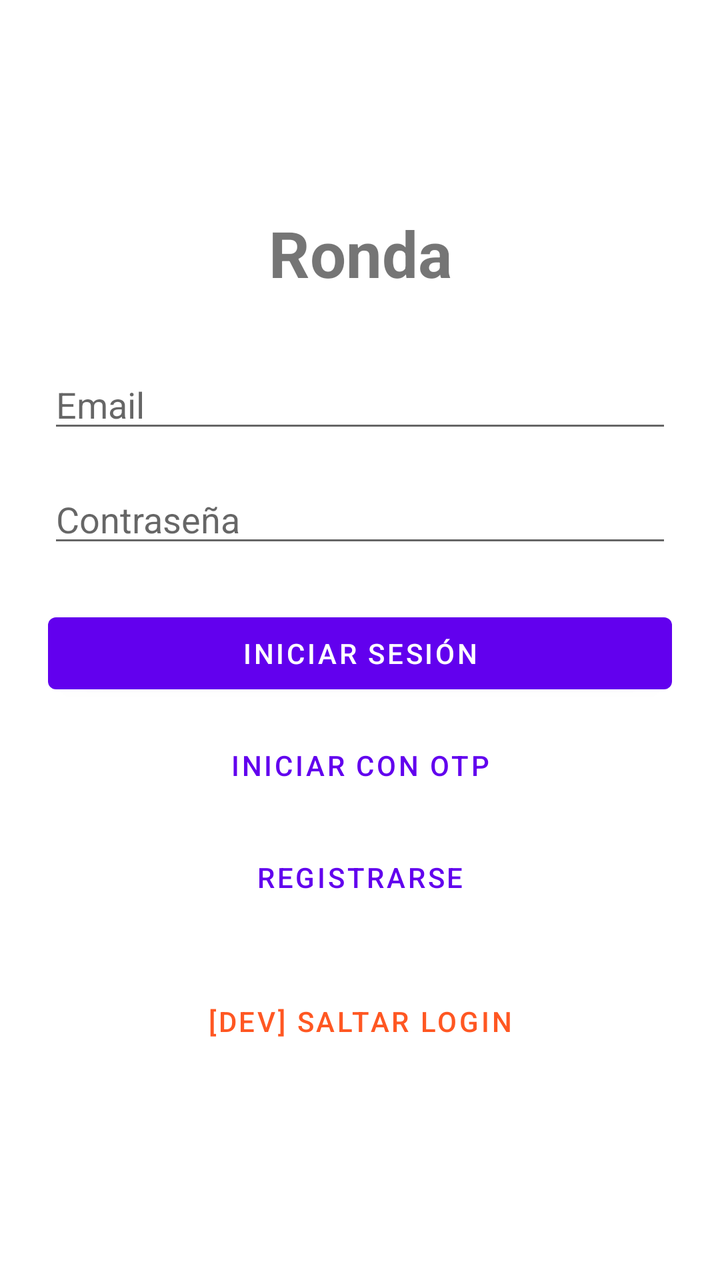
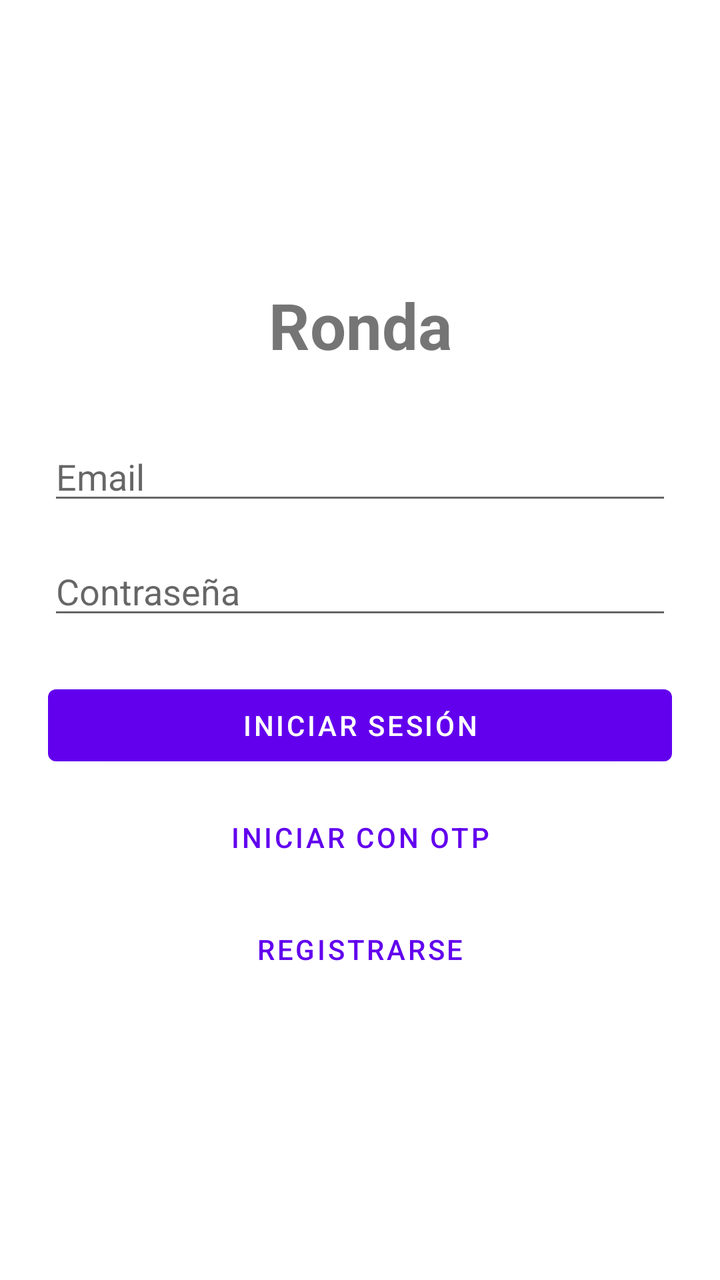

Compare the two renders of this Android layout. The source of the first and the diff that turns it into the second are given below.
<!-- AndroidManifest.xml: application theme Theme.TPRondaGrupo2 -->
<!-- res/layout/fragment_login.xml -->
<?xml version="1.0" encoding="utf-8"?>
<LinearLayout xmlns:android="http://schemas.android.com/apk/res/android"
    android:layout_width="match_parent"
    android:layout_height="match_parent"
    android:gravity="center"
    android:orientation="vertical"
    android:padding="24dp">

    <TextView
        android:layout_width="match_parent"
        android:layout_height="wrap_content"
        android:layout_marginBottom="32dp"
        android:gravity="center"
        android:text="Ronda"
        android:textSize="32sp"
        android:textStyle="bold" />

    <EditText
        android:id="@+id/etEmail"
        android:layout_width="match_parent"
        android:layout_height="wrap_content"
        android:layout_marginBottom="16dp"
        android:autofillHints="emailAddress"
        android:hint="Email"
        android:inputType="textEmailAddress" />

    <EditText
        android:id="@+id/etPassword"
        android:layout_width="match_parent"
        android:layout_height="wrap_content"
        android:layout_marginBottom="16dp"
        android:autofillHints="password"
        android:hint="Contraseña"
        android:inputType="textPassword" />

    <TextView
        android:id="@+id/tvError"
        android:layout_width="match_parent"
        android:layout_height="wrap_content"
        android:layout_marginBottom="8dp"
        android:gravity="center"
        android:textColor="@android:color/holo_red_dark"
        android:visibility="gone" />

    <ProgressBar
        android:id="@+id/progressBar"
        android:layout_width="wrap_content"
        android:layout_height="wrap_content"
        android:layout_gravity="center"
        android:layout_marginBottom="8dp"
        android:visibility="gone" />

    <Button
        android:id="@+id/btnLogin"
        android:layout_width="match_parent"
        android:layout_height="wrap_content"
        android:layout_marginTop="8dp"
        android:text="Iniciar Sesión" />

    <Button
        android:id="@+id/btnLoginOtp"
        style="?attr/borderlessButtonStyle"
        android:layout_width="match_parent"
        android:layout_height="wrap_content"
        android:layout_marginTop="8dp"
        android:text="Iniciar con OTP" />

    <Button
        android:id="@+id/btnGoRegister"
        style="?attr/borderlessButtonStyle"
        android:layout_width="match_parent"
        android:layout_height="wrap_content"
        android:layout_marginTop="8dp"
        android:text="Registrarse" />

    
    <Button
        android:id="@+id/btnSkipLogin"
        style="?attr/borderlessButtonStyle"
        android:layout_width="match_parent"
        android:layout_height="wrap_content"
        android:layout_marginTop="24dp"
        android:text="[DEV] Saltar login"
        android:textColor="#FF5722" />

</LinearLayout>
<!-- resources referenced by this layout -->
<resources>
  <style name="Theme.TPRondaGrupo2" parent="Theme.MaterialComponents.DayNight.NoActionBar">
          
          <item name="colorPrimary">@color/purple_500</item>
          <item name="colorPrimaryVariant">@color/purple_700</item>
          <item name="colorOnPrimary">@color/white</item>
          
          <item name="colorSecondary">@color/teal_200</item>
          <item name="colorSecondaryVariant">@color/teal_700</item>
          <item name="colorOnSecondary">@color/black</item>
          
          <item name="android:statusBarColor">?attr/colorPrimaryVariant</item>
          
      </style>
  <color name="purple_500">#FF6200EE</color>
  <color name="purple_700">#FF3700B3</color>
  <color name="white">#FFFFFFFF</color>
  <color name="teal_200">#FF03DAC5</color>
  <color name="teal_700">#FF018786</color>
  <color name="black">#FF000000</color>
</resources>

<!-- the commit's change to res/layout/fragment_login.xml (unified diff, before → after) -->
@@ -73,14 +73,4 @@
         android:layout_marginTop="8dp"
         android:text="Registrarse" />
 
-    
-    <Button
-        android:id="@+id/btnSkipLogin"
-        style="?attr/borderlessButtonStyle"
-        android:layout_width="match_parent"
-        android:layout_height="wrap_content"
-        android:layout_marginTop="24dp"
-        android:text="[DEV] Saltar login"
-        android:textColor="#FF5722" />
-
 </LinearLayout>
